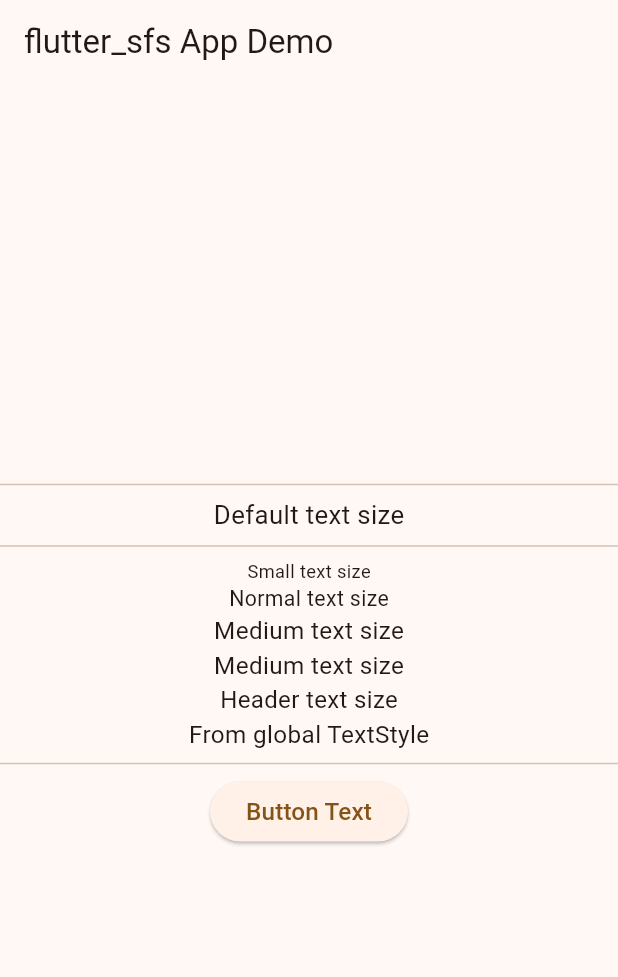
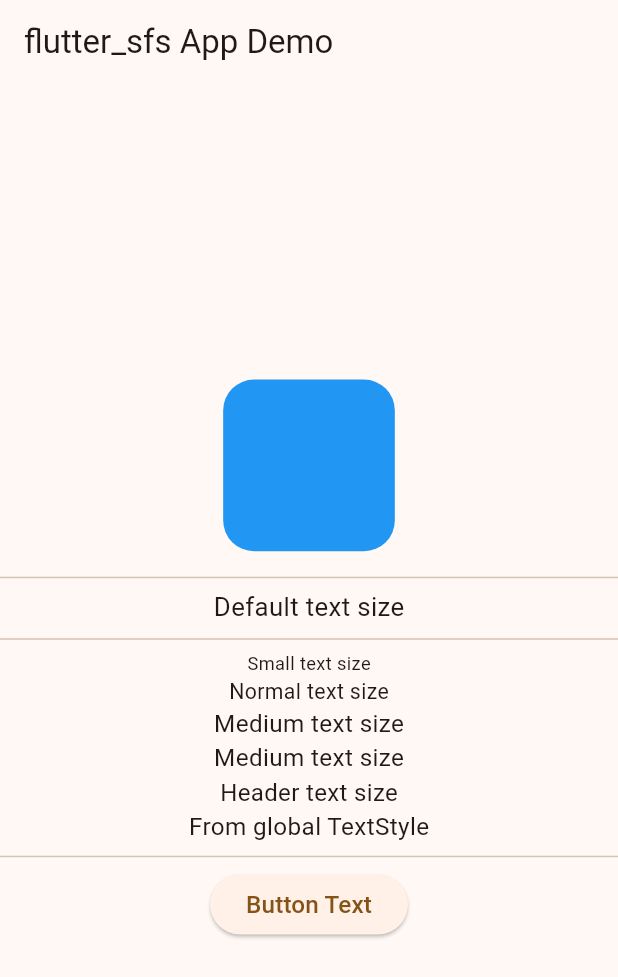
Before and after one commit to praween-link/flutter_sfs, a Flutter app: the screen it shows after launch, on a phone screen of 412 x 824 dp. Shown: the top 977 px of the screen. Run offline on Flutter 3.47's test engine with Material 3 defaults, Android fonts, the phone set to English and light mode, and no system bars.

Commit message:
update (v1.1.0)

```diff
--- a/example/lib/main.dart
+++ b/example/lib/main.dart
@@ -58,6 +58,15 @@ class HomeScreen extends StatelessWidget {
         mainAxisAlignment: MainAxisAlignment.center,
         crossAxisAlignment: CrossAxisAlignment.center,
         children: [
+          Container(
+            decoration: BoxDecoration(
+              color: Colors.blue,
+              borderRadius: BorderRadius.circular(18.r),
+            ),
+            height: 100.w,
+            width: 100.w,
+          ),
+          15.hbox,
           const Divider(),
           Text(
             "Default text size",
--- a/lib/src/sfs/sfs.dart
+++ b/lib/src/sfs/sfs.dart
@@ -18,8 +18,7 @@ class SFS {
   /// New font size
   static double font(num s) {
     if (_sizeRange != null) {
-      double newSize =
-          _fsc._fontSize(s.toDouble(), mq?.size.width ?? 0.0);
+      double newSize = _fsc._fontSize(s.toDouble(), mq?.size.width ?? 0.0);
       return newSize;
     } else {
       // handle the exception here
@@ -32,11 +31,8 @@ class SFS {
     if (_sizeRange != null) {
       if (_sizeRange!.multiFontSizeRange != null &&
           _sizeRange!.multiFontSizeRange![k] != null) {
-        double newSize = _fsc._fontSizeKey(
-            s.toDouble(),
-            mq?.size.width ?? 0.0,
-            k,
-            Range(min: 100.0, max: 100.0));
+        double newSize = _fsc._fontSizeKey(s.toDouble(), mq?.size.width ?? 0.0,
+            k, Range(min: 100.0, max: 100.0));
         return newSize;
       } else {
         return s.toDouble();
@@ -61,14 +57,31 @@ class SFS {
       if (_sizeRange!.multiFontSizeRange != null &&
           _sizeRange!.multiFontSizeRange![k] != null) {
         double newSize = _fsc._fontSizeKey(
-            newFont,
-            mq?.size.width ?? 0.0,
-            k,
-            Range(min: 100.0, max: 100.0));
+            newFont, mq?.size.width ?? 0.0, k, Range(min: 100.0, max: 100.0));
         return newSize;
       } else {
         return newFont.toDouble();
       }
+    } else {
+      // handle the exception here
+      throw Exception("First you required to wrap MaterialApp with 'SFS'.");
+    }
+  }
+
+  /// New width
+  static double w(num v) {
+    if (_sizeRange != null) {
+      return _fsc._getWidth(v.toDouble(), mq?.size.width ?? 0.0);
+    } else {
+      // handle the exception here
+      throw Exception("First you required to wrap MaterialApp with 'SFS'.");
+    }
+  }
+
+  /// New height
+  static double h(num v) {
+    if (_sizeRange != null) {
+      return _fsc._getHeight(v.toDouble(), mq?.size.width ?? 0.0);
     } else {
       // handle the exception here
       throw Exception("First you required to wrap MaterialApp with 'SFS'.");
@@ -129,6 +142,55 @@ class SfsCal {
     _scrWidthPegD = ((_desktopCurr.width - _scrMin.width) * 100) /
         (_scrMax.width - _scrMin.width);
   }
+
+  /// ======== Calculation of width and height ==============================
+  double _getWidth(double v, double widthValue) {
+    double defaultScreenWidth = _mobileCurr.width;
+    double value = v;
+    // if (_currentScreenType() == 't') {
+    //   defaultScreenWidth = _tabletCurr.width;
+    //   value = t ?? v;
+    // } else if (_currentScreenType() == 'd') {
+    //   defaultScreenWidth = _desktopCurr.width;
+    //   value = d ?? t ?? v;
+    // }
+
+    double updatedPerg = (100 - (widthValue / defaultScreenWidth * 100)) * -1;
+
+    double result = (updatedPerg / 100) * value;
+    if (updatedPerg < 0) {
+      result = value - result;
+    } else {
+      result = value + result;
+    }
+    return result;
+  }
+
+  double _getHeight(double v, double heightValue) {
+    double defaultScreenHeight = _mobileCurr.height;
+    double value = v;
+    // if (_currentScreenType() == 't') {
+    //   defaultScreenHeight = _tabletCurr.height;
+    //   value = t ?? v;
+    // } else if (_currentScreenType() == 'd') {
+    //   defaultScreenHeight = _desktopCurr.height;
+    //   value = d ?? t ?? v;
+    // }
+
+    double updatedPerg = (100 - (heightValue / defaultScreenHeight * 100)) * -1;
+
+    double result = ((updatedPerg / 100) * value).abs();
+    if (updatedPerg < 0) {
+      result = value - result;
+    } else {
+      result = result + value;
+    }
+    return result;
+  }
+
+  /// =======================================================================
+
+  /// ======== Calculation of text font sizes ===============================
 
   double _fontSize(double size, double scr) {
     return _calculate(
@@ -213,6 +275,8 @@ class SfsCal {
     }
   }
 
+  /// ======================================================================
+
   String _currentScreenType() {
     double width = mq?.size.width ?? 0.0;
     if (width <= 1080 && width >= 720) {
--- a/lib/src/utils.dart
+++ b/lib/src/utils.dart
@@ -21,7 +21,16 @@ extension FontSizeExtension on num {
 }
 
 /// Without range
-extension MqWidth on num {}
+extension CardSizeExtension on num {
+  /// --return double
+  double get w => SFS.w(this);
+  double get h => SFS.h(this);
+  double get r => SFS.w(this);
+
+  /// --return widget
+  Widget get wbox => SizedBox(width: SFS.w(this));
+  Widget get hbox => SizedBox(height: SFS.h(this));
+}
 
 ///=============---=============
 class SizeRange {
--- a/pubspec.yaml
+++ b/pubspec.yaml
@@ -1,6 +1,6 @@
 name: flutter_sfs
 description: Easily manage text font sizes within a defined range, adapting seamlessly to mobile, tablet, and desktop screen sizes.
-version: 1.0.0
+version: 1.1.0
 homepage: https://github.com/praween-link/flutter_sfs
 auther: Praween Kumar
 
```
Also changed, not shown: 4 other files.
